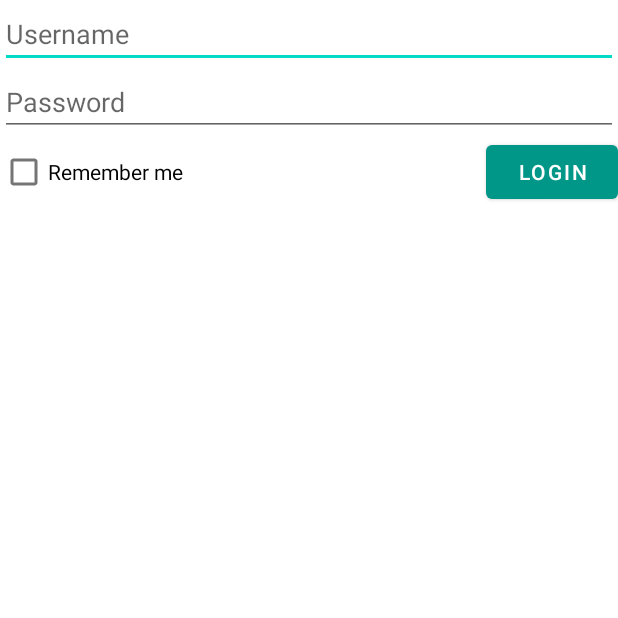
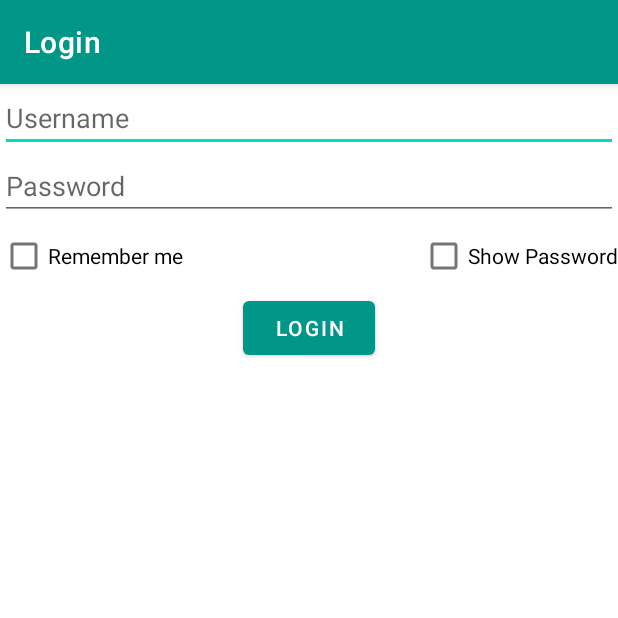
Before and after one commit to Ian95Song/GLOSA-Android-App, an Android app: the LoginActivity screen opened directly, with no data from a screen before it, on a phone screen of 412 x 824 dp, the top half of it. Run offline under Robolectric (Android 15) with nearby library versions, the phone set to English and light mode, and no system bars; libraries missing offline, so code that uses them is left out: com.google.maps.android, com.karumi.dexter; network calls fail; Roboto replaces fonts that are not available here.

Commit message:
debug function of checking Auth

```diff
--- a/TrafficMonitor/app/src/main/java/com/example/trafficmonitor/LocationService.java
+++ b/TrafficMonitor/app/src/main/java/com/example/trafficmonitor/LocationService.java
@@ -1,11 +1,9 @@
 package com.example.trafficmonitor;
 
-import android.app.Service;
 import android.content.BroadcastReceiver;
 import android.content.Context;
 import android.content.Intent;
 import android.location.Location;
-import android.os.IBinder;
 import android.widget.Toast;
 
 import com.google.android.gms.location.LocationResult;
--- a/TrafficMonitor/app/src/main/java/com/example/trafficmonitor/LoginActivity.java
+++ b/TrafficMonitor/app/src/main/java/com/example/trafficmonitor/LoginActivity.java
@@ -1,17 +1,20 @@
 package com.example.trafficmonitor;
 
 import androidx.annotation.RequiresApi;
+import androidx.appcompat.app.ActionBar;
 import androidx.appcompat.app.AppCompatActivity;
 import androidx.appcompat.widget.Toolbar;
 
 import android.content.Intent;
 import android.os.Build;
 import android.os.Bundle;
-import android.os.Handler;
+import android.text.method.HideReturnsTransformationMethod;
+import android.text.method.PasswordTransformationMethod;
 import android.util.Log;
 import android.view.View;
 import android.widget.Button;
 import android.widget.CheckBox;
+import android.widget.CompoundButton;
 import android.widget.EditText;
 import android.widget.Toast;
 
@@ -25,10 +28,10 @@ import java.io.InputStreamReader;
 
 
 public class LoginActivity extends AppCompatActivity {
-    private EditText mUsername;
-    private EditText mPassWord;
-    String username=null;
-    String password=null;
+    private EditText _m_eText_username;
+    private EditText _m_eText_password;
+    String m_username = null;
+    String m_password = null;
     @Override
     protected void onCreate(Bundle savedInstanceState) {
         super.onCreate(savedInstanceState);
@@ -36,43 +39,73 @@ public class LoginActivity extends AppCompatActivity {
 
         Toolbar toolbar = (Toolbar) findViewById(R.id.toolbar);
         setSupportActionBar(toolbar);
+        getSupportActionBar().setTitle("Login");
 
-        Button mButton=(Button)findViewById(R.id.mButton);
-        mUsername=(EditText)findViewById(R.id.mUserName);
-        mPassWord=(EditText)findViewById(R.id.mPassWord);
-        final CheckBox mCheckbox=(CheckBox)findViewById(R.id.mCheckBox);
-        readfrominfo();
-        mButton.setOnClickListener(new View.OnClickListener() {
+        Button button=(Button)findViewById(R.id.loginButton);
+        _m_eText_username=(EditText)findViewById(R.id.loginUserName);
+        _m_eText_password=(EditText)findViewById(R.id.loginPassWord);
+        _m_eText_password.setTransformationMethod(PasswordTransformationMethod.getInstance());
+        CheckBox rememberCheckbox=(CheckBox)findViewById(R.id.loginRemeberCheckBox);
+        CheckBox showCheckbox=(CheckBox)findViewById(R.id.loginShowCheckBox);
+        readAuthFromLocal();
+
+        showCheckbox.setOnCheckedChangeListener(new CompoundButton.OnCheckedChangeListener() {
+            @Override
+            public void onCheckedChanged(CompoundButton buttonView, boolean isChecked) {
+                if(isChecked){
+                    _m_eText_password.setTransformationMethod(HideReturnsTransformationMethod.getInstance());
+                }else{
+                    _m_eText_password.setTransformationMethod(PasswordTransformationMethod.getInstance());
+                }
+
+            }
+        });
+
+        button.setOnClickListener(new View.OnClickListener() {
+            @RequiresApi(api = Build.VERSION_CODES.O)
             @Override
             public void onClick(View v) {
-                if (mCheckbox.isChecked()){
-                    username=mUsername.getText().toString();
-                    password=mPassWord.getText().toString();
-                    File file = new File(getFilesDir(),"info.txt");
-                    Log.i("Auth",file.getAbsolutePath());
-                    FileOutputStream fos= null;
-                    try {
-                        fos = new FileOutputStream(file);
-                    } catch (FileNotFoundException e) {
-                        e.printStackTrace();
+                m_username=_m_eText_username.getText().toString();
+                m_password=_m_eText_password.getText().toString();
+                if (rememberCheckbox.isChecked()){
+                    writeAuthToLocal(m_username, m_password);
+                }
+                // update Auth
+                Utils.setBasicAuth(m_username, m_password);
+                // check Auth
+                Runnable runnable = new Runnable() {
+                    public void run() {
+                        try {
+                            String mapInfoStr = Utils.getMapInfoJson(getResources().getString(R.string.map_info_url));
+                            runOnUiThread(new Runnable() {
+                                @Override
+                                public void run() {
+                                    Toast.makeText(LoginActivity.this, "Login Successfully", Toast.LENGTH_SHORT).show();
+                                    Intent homeIntent = new Intent(LoginActivity.this, MainActivity.class);
+                                    startActivity(homeIntent);
+                                    finish();
+                                }
+                            });
+                        } catch (Exception e) {
+                            runOnUiThread(new Runnable() {
+                                @Override
+                                public void run() {
+                                    Toast.makeText(LoginActivity.this, "Invalid Authorization or Server down", Toast.LENGTH_SHORT).show();
+
+                                }
+                            });
+                        }
                     }
-                    try {
-                        fos.write((username+"##"+password).getBytes());
-                        fos.close();
-                    } catch (IOException e) {
-                        e.printStackTrace();
-                    }
-                }
-
-                Toast.makeText(LoginActivity.this,"login successfully", Toast.LENGTH_SHORT).show();
-                Intent homeIntent = new Intent(LoginActivity.this, MainActivity.class);
-                startActivity(homeIntent);
-                finish();
+                };
+                Thread thread = new Thread(runnable);
+                thread.start();
             }
         });
     }
-    public void readfrominfo(){
-        File file = new File(getFilesDir(),"info.txt");
+
+    public void readAuthFromLocal(){
+        // read file
+        File file = new File(getFilesDir(),"Authorization.txt");
         if(file.exists()){
             BufferedReader br= null;
             try {
@@ -87,9 +120,27 @@ public class LoginActivity extends AppCompatActivity {
                 e.printStackTrace();
             }
             String [] up= str.split("##");
-
-            mUsername.setText(up[0]);
-            mPassWord.setText(up[1]);
+            _m_eText_username.setText(up[0]);
+            _m_eText_password.setText(up[1]);
+            // update Auth
+            Utils.setBasicAuth(up[0], up[1]);
+        }
+    }
+    public void writeAuthToLocal(String username, String password){
+        // write file
+        File file = new File(getFilesDir(),"Authorization.txt");
+        Log.i("Auth",file.getAbsolutePath());
+        FileOutputStream fos= null;
+        try {
+            fos = new FileOutputStream(file);
+        } catch (FileNotFoundException e) {
+            e.printStackTrace();
+        }
+        try {
+            fos.write((username+"##"+password).getBytes());
+            fos.close();
+        } catch (IOException e) {
+            e.printStackTrace();
         }
     }
 }
--- a/TrafficMonitor/app/src/main/res/layout/activity_login.xml
+++ b/TrafficMonitor/app/src/main/res/layout/activity_login.xml
@@ -6,43 +6,42 @@
     android:layout_width="match_parent"
     android:layout_height="match_parent"
     tools:context=".LoginActivity">
+    <include
+        android:id="@+id/toolbar"
+        layout="@layout/toolbar" />
     <EditText
-        android:id="@+id/mUserName"
+        android:id="@+id/loginUserName"
         android:hint="Username"
         android:layout_width="match_parent"
         android:layout_height="wrap_content"
-        app:layout_constraintTop_toTopOf="parent"/>
-
+        app:layout_constraintTop_toBottomOf="@+id/toolbar"/>
     <EditText
-        android:id="@+id/mPassWord"
+        android:id="@+id/loginPassWord"
         android:hint="Password"
         android:layout_width="match_parent"
         android:layout_height="wrap_content"
-        app:layout_constraintTop_toBottomOf="@+id/mUserName"
+        app:layout_constraintTop_toBottomOf="@+id/loginUserName"
         />
-
-    <RelativeLayout
+    <CheckBox
+        android:id="@+id/loginRemeberCheckBox"
+        android:text="Remember me"
         android:layout_width="wrap_content"
         android:layout_height="wrap_content"
-        app:layout_constraintTop_toBottomOf="@+id/mPassWord"
+        app:layout_constraintTop_toBottomOf="@+id/loginPassWord"
+        app:layout_constraintStart_toStartOf="parent"/>
+    <CheckBox
+        android:id="@+id/loginShowCheckBox"
+        android:text="Show Password"
+        android:layout_width="wrap_content"
+        android:layout_height="wrap_content"
+        app:layout_constraintTop_toBottomOf="@+id/loginPassWord"
+        app:layout_constraintEnd_toEndOf="parent"/>
+    <Button
+        android:id="@+id/loginButton"
+        android:layout_width="wrap_content"
+        android:layout_height="wrap_content"
+        app:layout_constraintTop_toBottomOf="@+id/loginShowCheckBox"
+        app:layout_constraintEnd_toEndOf="parent"
         app:layout_constraintStart_toStartOf="parent"
-        >
-
-        <CheckBox
-            android:layout_centerVertical="true"
-            android:id="@+id/mCheckBox"
-            android:text="Remember me"
-            android:layout_width="wrap_content"
-            android:layout_height="wrap_content" />
-
-        <Button
-            android:id="@+id/mButton"
-            android:text="Login"
-            android:layout_alignParentRight="true"
-            android:layout_width="wrap_content"
-            android:layout_height="wrap_content"
-            />
-
-    </RelativeLayout>
-
+        android:text="Login" />
 </androidx.constraintlayout.widget.ConstraintLayout>
--- a/TrafficMonitor/app/src/main/res/values/strings.xml
+++ b/TrafficMonitor/app/src/main/res/values/strings.xml
@@ -1,4 +1,6 @@
 <resources>
     <string name="app_name">TrafficMonitor</string>
     <string name="google_maps_key" templateMergeStrategy="preserve" translatable="false">Enter your key</string>
+    <string name="spat_url">https://werkzeug.dcaiti.tu-berlin.de/0432l770/trafficlights/spats?intersection=14052@berlin</string>
+    <string name="map_info_url">https://werkzeug.dcaiti.tu-berlin.de/0432l770/maps/download?intersection=14052@berlin</string>s
 </resources>
```
Also changed, not shown: TrafficMonitor/app/src/main/java/com/example/trafficmonitor/CarActivity.java (+6 -6 lines), TrafficMonitor/app/src/main/java/com/example/trafficmonitor/Utils.java (+18 -10 lines).
